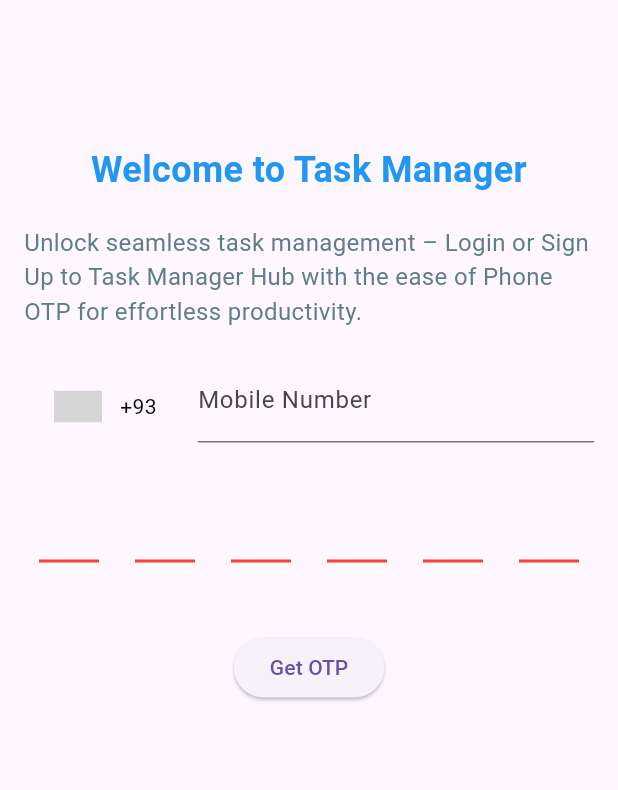
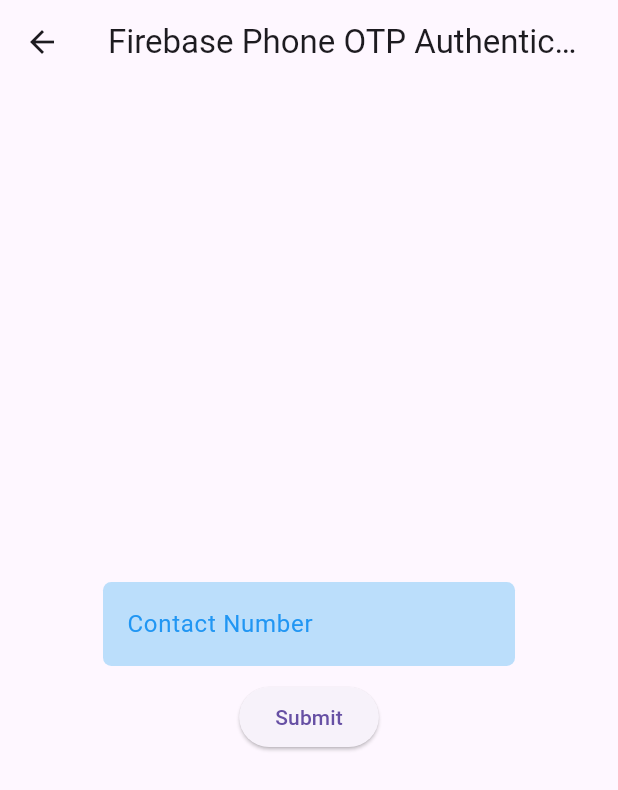
Before and after one commit to SushmitSingh/to_do_local, a Flutter app: the OnboardingScreen widget shown alone on an empty page, opened directly, after a tap on "SKIP", on a phone screen of 412 x 824 dp. Shown: the top 790 px of the screen. Run offline on Flutter 3.47's test engine with Material 3 defaults, Android fonts, the light colour scheme and no system bars; drawn by our look-alikes of intl_phone_number_input, pin_code_fields; our stand-ins replace firebase_auth, intro_slider, sembast, shared_preferences, shelf, table_calendar; missing offline and left inert: shelf_cors_headers, shelf_router, webview_all; accounts and stored records are empty; grey boxes are pictures that could not be loaded.

Commit message:
FirBase PHone OTp Screen Added

```diff
--- a/lib/ui/auth/LoginScreen.dart
+++ b/lib/ui/auth/LoginScreen.dart
@@ -4,7 +4,7 @@
 import 'package:pin_code_fields/pin_code_fields.dart';
 import 'package:provider/provider.dart';
 
-import '../../main.dart';
+import '../mainScreen/ScreenWithBottomNav.dart';
 import 'LoginViewModel.dart';
 
 class LoginScreen extends StatelessWidget {
--- a/lib/ui/auth/LoginViewModel.dart
+++ b/lib/ui/auth/LoginViewModel.dart
@@ -16,6 +16,9 @@
       );
 
       await _auth.signInWithCredential(credential);
+
+      // Notify listeners after successful sign-in
+      notifyListeners();
     } catch (e) {
       // Handle authentication errors
       print(e.toString());
--- /dev/null
+++ b/lib/ui/auth/PhoneOTPVerification.dart
@@ -0,0 +1,110 @@
+import 'package:firebase_auth/firebase_auth.dart';
+import 'package:flutter/material.dart';
+
+class PhoneOTPVerification extends StatefulWidget {
+  const PhoneOTPVerification({Key? key}) : super(key: key);
+
+  @override
+  State<PhoneOTPVerification> createState() => _PhoneOTPVerificationState();
+}
+
+class _PhoneOTPVerificationState extends State<PhoneOTPVerification> {
+  TextEditingController phoneNumber = TextEditingController();
+  TextEditingController otp = TextEditingController();
+  bool visible = false;
+  var temp;
+
+  @override
+  void dispose() {
+    phoneNumber.dispose();
+    otp.dispose();
+    super.dispose();
+  }
+
+  @override
+  Widget build(BuildContext context) {
+    return Scaffold(
+      appBar: AppBar(
+        title: Text("Firebase Phone OTP Authentication"),
+      ),
+      body: SizedBox(
+        width: MediaQuery.of(context).size.width,
+        child: Column(
+          mainAxisAlignment: MainAxisAlignment.center,
+          children: [
+            inputTextField("Contact Number", phoneNumber, context),
+            visible ? inputTextField("OTP", otp, context) : SizedBox(),
+            visible ? SendOTPButton("Send OTP") : SubmitOTPButton("Submit"),
+          ],
+        ),
+      ),
+    );
+  }
+
+  Widget SendOTPButton(String text) => ElevatedButton(
+        onPressed: () async {
+          setState(() {
+            visible = !visible;
+          });
+          temp = await FirebaseAuthentication().sendOTP(phoneNumber.text);
+        },
+        child: Text(text),
+      );
+
+  Widget SubmitOTPButton(String text) => ElevatedButton(
+        onPressed: () => FirebaseAuthentication().authenticate(temp, otp.text),
+        child: Text(text),
+      );
+
+  Widget inputTextField(String labelText,
+          TextEditingController textEditingController, BuildContext context) =>
+      Padding(
+        padding: EdgeInsets.all(10.00),
+        child: SizedBox(
+          width: MediaQuery.of(context).size.width / 1.5,
+          child: TextFormField(
+            obscureText: labelText == "OTP" ? true : false,
+            controller: textEditingController,
+            decoration: InputDecoration(
+              hintText: labelText,
+              hintStyle: TextStyle(color: Colors.blue),
+              filled: true,
+              fillColor: Colors.blue[100],
+              enabledBorder: OutlineInputBorder(
+                borderSide: BorderSide(color: Colors.transparent),
+                borderRadius: BorderRadius.circular(5.5),
+              ),
+              focusedBorder: OutlineInputBorder(
+                borderSide: BorderSide(color: Colors.transparent),
+                borderRadius: BorderRadius.circular(5.5),
+              ),
+            ),
+          ),
+        ),
+      );
+}
+
+class FirebaseAuthentication {
+  String phoneNumber = "";
+
+  sendOTP(String phoneNumber) async {
+    this.phoneNumber = phoneNumber;
+    FirebaseAuth auth = FirebaseAuth.instance;
+    ConfirmationResult result = await auth.signInWithPhoneNumber(
+      '+91$phoneNumber',
+    );
+    printMessage("OTP Sent to +92 $phoneNumber");
+    return result;
+  }
+
+  authenticate(ConfirmationResult confirmationResult, String otp) async {
+    UserCredential userCredential = await confirmationResult.confirm(otp);
+    userCredential.additionalUserInfo!.isNewUser
+        ? printMessage("Authentication Successful")
+        : printMessage("User already exists");
+  }
+
+  printMessage(String msg) {
+    debugPrint(msg);
+  }
+}
--- a/lib/ui/onboarding/OnboardingScreen.dart
+++ b/lib/ui/onboarding/OnboardingScreen.dart
@@ -1,7 +1,6 @@
 import 'package:flutter/material.dart';
 import 'package:intro_slider/intro_slider.dart';
-
-import '../auth/LoginScreen.dart';
+import 'package:to_do_local/ui/auth/PhoneOTPVerification.dart';
 
 class OnboardingScreen extends StatelessWidget {
   final List<Slide> slides = [
@@ -130,7 +129,7 @@
         Navigator.push(
           context,
           MaterialPageRoute(
-            builder: (context) => const LoginScreen(),
+            builder: (context) => const PhoneOTPVerification(),
           ),
         );
       },
@@ -139,7 +138,7 @@
         Navigator.push(
           context,
           MaterialPageRoute(
-            builder: (context) => const LoginScreen(),
+            builder: (context) => const PhoneOTPVerification(),
           ),
         );
       },
```
Also changed, not shown: lib/main.dart (+4 -154 lines), lib/ui/mainScreen/ScreenWithBottomNav.dart (added, +154 -0 lines).
